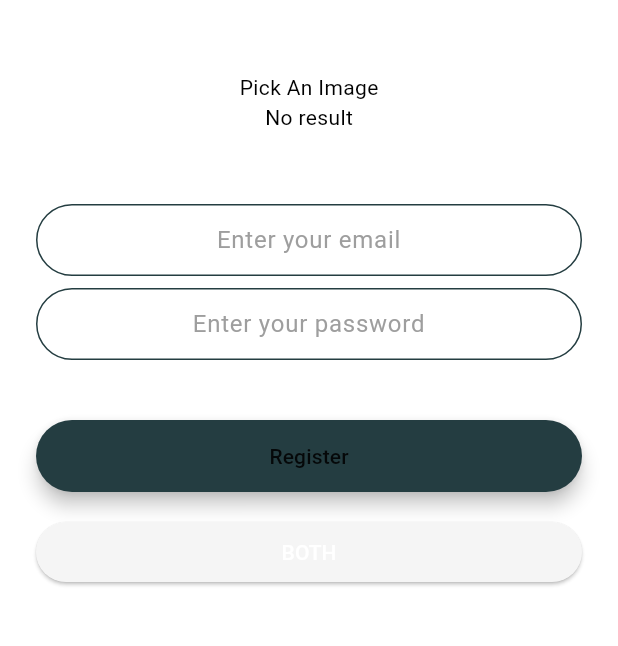
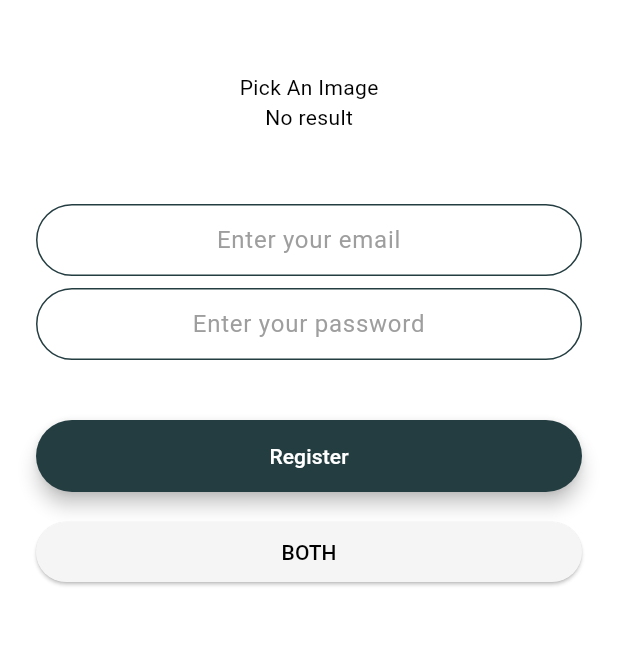
Before and after one commit to ottoxan/Digital_ktp, a Flutter app: the screen it shows after launch, after a tap on "Register", on a phone screen of 412 x 824 dp, the part 300-946 px from its top. Run offline on Flutter 3.47's test engine with Material 3 defaults, Android fonts, the light colour scheme and no system bars; drawn by our look-alikes of loading_overlay; our stand-ins replace animated_text_kit, cloud_firestore, firebase_auth, firebase_core, local_auth, qr_flutter and 1 more; missing offline and left inert: google_mlkit_text_recognition, image_picker_gallery_camera, local_auth_android; accounts and stored records are empty.

Commit message:
Ganti warna button

```diff
--- a/lib/rounded_button.dart
+++ b/lib/rounded_button.dart
@@ -2,13 +2,16 @@ import 'package:flutter/material.dart';
 
 // ignore: must_be_immutable
 class RoundedButton extends StatelessWidget {
-  RoundedButton({super.key,
+  RoundedButton({
+    super.key,
     required this.color,
     required this.onPressed,
     required this.text,
+    required this.textColor,
   });
 
   final Color color;
+  final Color textColor;
   var onPressed;
   final String text;
 
@@ -26,6 +29,9 @@ class RoundedButton extends StatelessWidget {
           height: 42.0,
           child: Text(
             text,
+            style: TextStyle(
+              color: textColor,
+            ),
           ),
         ),
       ),
--- a/lib/screens/login_screen.dart
+++ b/lib/screens/login_screen.dart
@@ -84,6 +84,7 @@ class _LoginScreenState extends State<LoginScreen> {
                 tag: 'loginButton',
                 child: RoundedButton(
                   color: const Color(0xFF243D41),
+                  textColor: Colors.white,
                   onPressed: () async {
                     setState(() {
                       showSpinner = true;
--- a/lib/screens/registration_screen.dart
+++ b/lib/screens/registration_screen.dart
@@ -115,6 +115,7 @@ class _RegistrationScreenState extends State<RegistrationScreen> {
                 Hero(
                   tag: 'registerButton',
                   child: RoundedButton(
+                    textColor: Colors.white,
                     color: const Color(0xFF243D41),
                     onPressed: () async {
                       setState(() {
@@ -149,7 +150,7 @@ class _RegistrationScreenState extends State<RegistrationScreen> {
                   onPressed: () => getImage(ImgSource.Both),
                   child: Text(
                     "Both".toUpperCase(),
-                    style: TextStyle(color: Colors.white),
+                    style: TextStyle(color: Colors.black),
                   ),
                 ),
               ],
--- a/lib/screens/welcome_screen.dart
+++ b/lib/screens/welcome_screen.dart
@@ -99,6 +99,7 @@ class _WelcomeScreenState extends State<WelcomeScreen>
             Hero(
               tag: 'loginButton',
               child: RoundedButton(
+                textColor: Colors.white,
                 color: const Color(0xFF243D41),
                 onPressed: () {
                   Navigator.pushNamed(context, LoginScreen.id);
@@ -109,6 +110,7 @@ class _WelcomeScreenState extends State<WelcomeScreen>
             Hero(
               tag: 'registerButton',
               child: RoundedButton(
+                textColor: Colors.white,
                 color: const Color(0xFF243D41),
                 onPressed: () {
                   Navigator.pushNamed(context, RegistrationScreen.id);
```
